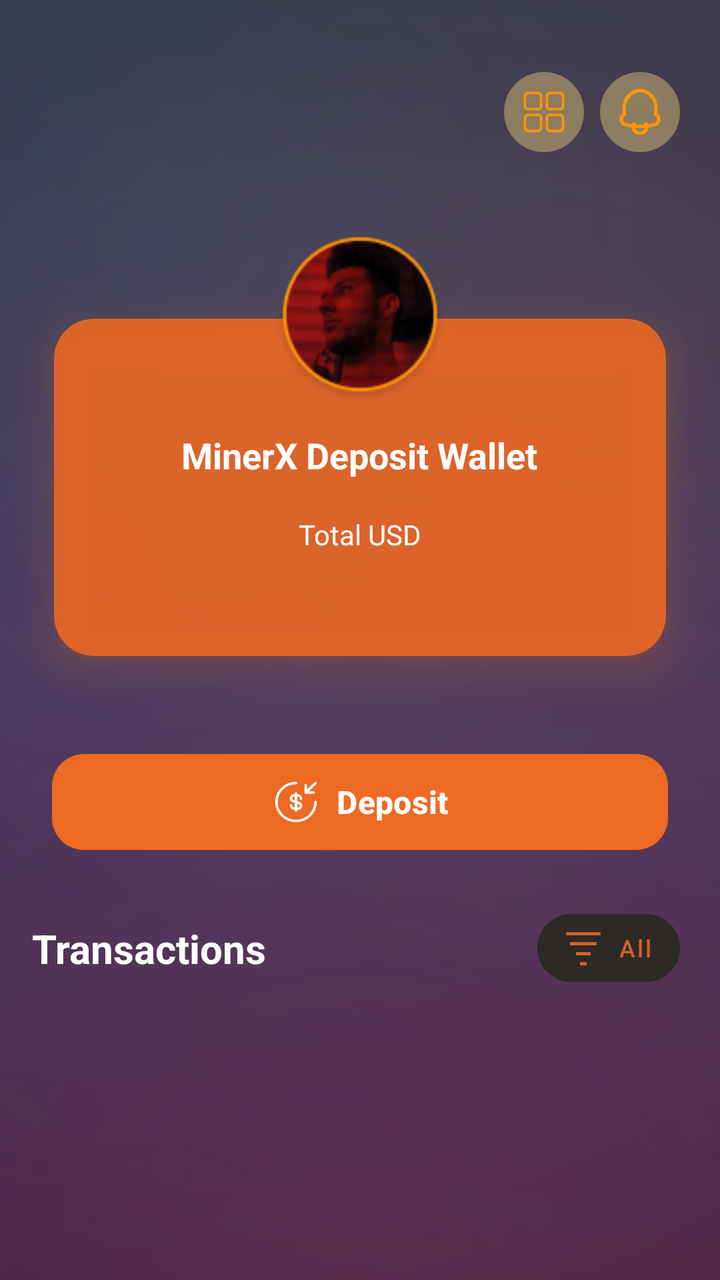
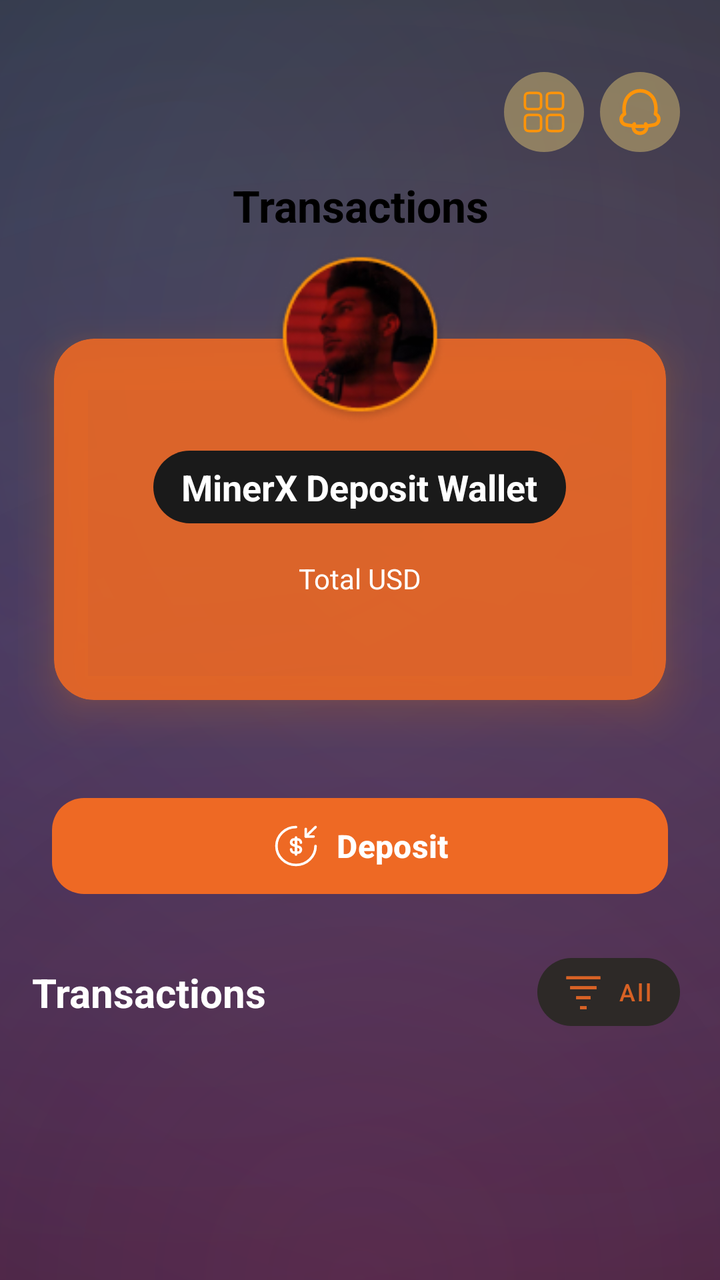

The first picture is an Android layout as it rendered before a commit; the second is the same layout after the commit. The layout source and the unified diff follow.
<!-- AndroidManifest.xml: application theme Theme.Bitbloom -->
<!-- res/layout/fragment_deposit.xml -->
<?xml version="1.0" encoding="utf-8"?>
<androidx.coordinatorlayout.widget.CoordinatorLayout xmlns:android="http://schemas.android.com/apk/res/android"
    xmlns:app="http://schemas.android.com/apk/res-auto"
    xmlns:tools="http://schemas.android.com/tools"
    android:id="@+id/root"
    android:layout_width="match_parent"
    android:layout_height="match_parent"
    android:background="@drawable/bg_mxg_deposit_gradient">

    <androidx.core.widget.NestedScrollView
        android:id="@+id/scrollContainer"
        android:layout_width="match_parent"
        android:layout_height="match_parent"
        android:fillViewport="true"
        android:scrollbars="none">

        <androidx.constraintlayout.widget.ConstraintLayout
            android:layout_width="match_parent"
            android:layout_height="wrap_content"
            android:paddingTop="24dp"
            android:paddingBottom="24dp">

            
            <androidx.constraintlayout.widget.Guideline
                android:id="@+id/gStart"
                android:layout_width="wrap_content"
                android:layout_height="wrap_content"
                android:orientation="vertical"
                app:layout_constraintGuide_begin="8dp" />

            <androidx.constraintlayout.widget.Guideline
                android:id="@+id/gEnd"
                android:layout_width="wrap_content"
                android:layout_height="wrap_content"
                android:orientation="vertical"
                app:layout_constraintGuide_end="8dp" />

            
            <androidx.constraintlayout.widget.ConstraintLayout
                android:id="@+id/topbar"
                android:layout_width="0dp"
                android:layout_height="64dp"
                android:paddingStart="8dp"
                android:paddingEnd="12dp"
                app:layout_constraintEnd_toEndOf="@id/gEnd"
                app:layout_constraintStart_toStartOf="@id/gStart"
                app:layout_constraintTop_toTopOf="parent">

                <LinearLayout
                    android:id="@+id/actionsRight"
                    android:layout_width="wrap_content"
                    android:layout_height="wrap_content"
                    android:orientation="horizontal"
                    app:layout_constraintBottom_toBottomOf="parent"
                    app:layout_constraintEnd_toEndOf="parent"
                    app:layout_constraintTop_toTopOf="parent">

                    <ImageView
                        android:id="@+id/menu"
                        android:layout_width="40dp"
                        android:layout_height="40dp"
                        android:background="@drawable/ic_window"
                        android:contentDescription="@string/open_menu"
                        android:padding="8dp" />

                    <ImageView
                        android:id="@+id/notification_ic"
                        android:layout_width="40dp"
                        android:layout_height="40dp"
                        android:layout_marginStart="8dp"
                        android:background="@drawable/ic_bell"
                        android:contentDescription="@string/notifications"
                        android:padding="8dp" />
                </LinearLayout>



            </androidx.constraintlayout.widget.ConstraintLayout>

            
            <FrameLayout
                android:id="@+id/walletWrap"
                android:layout_width="0dp"
                android:layout_height="wrap_content"
                android:padding="1dp"
                app:layout_constraintEnd_toEndOf="@id/gEnd"
                app:layout_constraintStart_toStartOf="@id/gStart"
                app:layout_constraintTop_toBottomOf="@id/topbar">

                
                <include
                    android:id="@+id/walletCard"
                    layout="@layout/item_home_wallet_card" />
            </FrameLayout>

            
            <com.google.android.material.button.MaterialButton
                android:id="@+id/btnLeft"
                android:layout_width="0dp"
                android:layout_height="56dp"
                android:layout_marginHorizontal="18dp"
                android:layout_marginTop="20dp"
                android:text="@string/dialog_deposit_input_deposit"
                android:textAllCaps="false"
                android:textColor="@android:color/white"
                android:textSize="16sp"
                android:textStyle="bold"
                app:backgroundTint="@color/button_color"
                app:cornerRadius="16dp"
                app:icon="@drawable/ic_deposit"
                app:iconGravity="textStart"
                app:iconPadding="8dp"
                app:iconSize="24dp"
                app:iconTint="@color/white"
                app:layout_constraintEnd_toEndOf="@id/gEnd"
                app:layout_constraintStart_toStartOf="@id/gStart"
                app:layout_constraintTop_toBottomOf="@id/walletWrap" />

            
            <androidx.constraintlayout.widget.ConstraintLayout
                android:id="@+id/sectionHeader"
                android:layout_width="0dp"
                android:layout_height="wrap_content"
                android:layout_marginTop="22dp"
                android:paddingStart="8dp"
                android:paddingEnd="12dp"
                app:layout_constraintEnd_toEndOf="@id/gEnd"
                app:layout_constraintStart_toStartOf="@id/gStart"
                app:layout_constraintTop_toBottomOf="@id/btnLeft">

                <TextView
                    android:id="@+id/tvTransactions"
                    android:layout_width="0dp"
                    android:layout_height="wrap_content"
                    android:ellipsize="end"
                    android:maxLines="1"
                    android:text="@string/fragment_deposit_transactions"
                    android:textColor="@color/white"
                    android:textSize="20sp"
                    android:textStyle="bold"
                    app:layout_constraintBottom_toBottomOf="@id/filterAllBtn"
                    app:layout_constraintEnd_toStartOf="@id/filterAllBtn"
                    app:layout_constraintStart_toStartOf="parent"
                    app:layout_constraintTop_toTopOf="parent" />

                <com.google.android.material.button.MaterialButton
                    android:id="@+id/filterAllBtn"
                    style="@style/Widget.MaterialComponents.Button.OutlinedButton"
                    android:layout_width="wrap_content"
                    android:layout_height="46dp"
                    android:minWidth="0dp"
                    android:paddingStart="14dp"
                    android:paddingEnd="14dp"
                    android:text="@string/fragment_deposit_all"
                    android:textAllCaps="false"
                    android:textColor="@color/orange"
                    android:textSize="12sp"
                    app:backgroundTint="#2D2927"
                    app:cornerRadius="18dp"
                    app:icon="@drawable/ic_filter_list"
                    app:iconGravity="textStart"
                    app:iconPadding="8dp"
                    app:iconTint="@color/orange"
                    app:layout_constraintBottom_toBottomOf="parent"
                    app:layout_constraintEnd_toEndOf="parent"
                    app:layout_constraintTop_toTopOf="parent"
                    app:strokeColor="@color/orange"
                    app:strokeWidth="0dp" />
            </androidx.constraintlayout.widget.ConstraintLayout>

            
            <FrameLayout
                android:id="@+id/transactionListContainer"
                android:layout_width="0dp"
                android:layout_height="0dp"
                app:layout_constraintBottom_toBottomOf="parent"
                app:layout_constraintEnd_toEndOf="@id/gEnd"
                app:layout_constraintStart_toStartOf="@id/gStart"
                app:layout_constraintTop_toBottomOf="@id/sectionHeader">

                <androidx.recyclerview.widget.RecyclerView
                    android:id="@+id/transactionRecycler"
                    android:layout_width="match_parent"
                    android:layout_height="match_parent"
                    android:clipToPadding="false"
                    android:paddingBottom="80dp"
                    app:layoutManager="androidx.recyclerview.widget.LinearLayoutManager"
                    tools:listitem="@layout/item_transaction" />

                
                <com.facebook.shimmer.ShimmerFrameLayout
                    android:id="@+id/shimmerTransactions"
                    android:layout_width="match_parent"
                    android:layout_height="match_parent"
                    android:paddingTop="8dp"
                    android:paddingBottom="80dp"
                    android:visibility="gone"
                    app:shimmer_auto_start="false"
                    app:shimmer_base_alpha="0.9"
                    app:shimmer_duration="1100"
                    app:shimmer_highlight_alpha="0.6"
                    app:shimmer_intensity="0.35">

                    <LinearLayout
                        android:id="@+id/skeletonTxnList"
                        android:layout_width="match_parent"
                        android:layout_height="wrap_content"
                        android:divider="@drawable/divider_rank_list_gap"
                        android:orientation="vertical"
                        android:showDividers="middle" />

                </com.facebook.shimmer.ShimmerFrameLayout>
            </FrameLayout>
        </androidx.constraintlayout.widget.ConstraintLayout>
    </androidx.core.widget.NestedScrollView>
</androidx.coordinatorlayout.widget.CoordinatorLayout>
<!-- res/layout/item_home_wallet_card.xml (included above) -->
<?xml version="1.0" encoding="utf-8"?>
<androidx.constraintlayout.widget.ConstraintLayout
    xmlns:android="http://schemas.android.com/apk/res/android"
    xmlns:app="http://schemas.android.com/apk/res-auto"
    android:layout_width="match_parent"
    android:layout_height="wrap_content"
    android:clipChildren="false"
    android:clipToPadding="false">

    
    <ImageView
        android:id="@+id/profileImage"
        android:layout_width="92dp"
        android:layout_height="92dp"
        android:elevation="24dp"
        android:padding="2dp"
        android:scaleType="centerCrop"
        android:src="@drawable/person"
        android:translationY="24dp"
        android:translationZ="24dp"
        app:layout_constraintEnd_toEndOf="parent"
        app:layout_constraintStart_toStartOf="parent"
        app:layout_constraintTop_toTopOf="parent" />

    
    <com.google.android.material.card.MaterialCardView
        android:id="@+id/walletCardSurface"
        android:layout_width="0dp"
        android:layout_height="wrap_content"
        android:layout_marginTop="-46dp"
        android:outlineAmbientShadowColor="#FF7B00"
        android:outlineSpotShadowColor="#FF7B00"
        app:cardBackgroundColor="@color/orange"
        app:cardCornerRadius="20dp"
        app:cardElevation="12dp"
        app:cardUseCompatPadding="true"
        app:layout_constraintEnd_toEndOf="parent"
        app:layout_constraintStart_toStartOf="parent"
        app:layout_constraintTop_toBottomOf="@id/profileImage"
        app:strokeColor="@android:color/transparent"
        app:strokeWidth="0dp">

        <LinearLayout
            android:layout_width="match_parent"
            android:layout_height="wrap_content"
            android:orientation="vertical"
            android:paddingStart="18dp"
            android:paddingTop="56dp"
            android:paddingEnd="18dp"
            android:paddingBottom="18dp">

            <TextView
                android:id="@+id/tvAccount"
                android:layout_width="wrap_content"
                android:layout_height="wrap_content"
                android:layout_gravity="center"
                android:text="@string/item_home_wallet_card_minerx_deposit_wallet"
                android:textColor="@color/white"
                android:textSize="18sp"
                android:textStyle="bold" />

            <TextView
                android:id="@+id/tvTotalUSD"
                android:layout_width="wrap_content"
                android:layout_height="wrap_content"
                android:layout_gravity="center"
                android:layout_marginTop="18dp"
                android:text="@string/item_home_wallet_card_total_usd"
                android:textColor="@color/white"
                android:textSize="14sp" />

            <TextView
                android:id="@+id/earningsAmount"
                android:layout_width="wrap_content"
                android:layout_height="wrap_content"
                android:layout_gravity="center"
                android:layout_marginTop="4dp"
                android:text=""
                android:textColor="@color/white"
                android:textSize="22sp"
                android:textStyle="bold" />
        </LinearLayout>
    </com.google.android.material.card.MaterialCardView>

</androidx.constraintlayout.widget.ConstraintLayout>
<!-- res/layout/item_transaction.xml (included above) -->
<?xml version="1.0" encoding="utf-8"?>
<RelativeLayout xmlns:android="http://schemas.android.com/apk/res/android"
    xmlns:app="http://schemas.android.com/apk/res-auto"
    android:id="@+id/cardRoot"
    android:layout_width="match_parent"
    android:layout_height="wrap_content">

    <com.google.android.material.card.MaterialCardView
        android:id="@+id/cardSurface"
        android:layout_width="match_parent"
        android:layout_height="wrap_content"
        android:foreground="?attr/selectableItemBackground"
        android:outlineAmbientShadowColor="#FF7B00"
        android:outlineSpotShadowColor="#FF7B00"
        app:cardBackgroundColor="@color/main_card_color"
        app:cardCornerRadius="20dp"
        app:cardElevation="12dp"
        app:cardUseCompatPadding="true"
        app:strokeColor="@android:color/transparent"
        app:strokeWidth="0dp">

        <androidx.constraintlayout.widget.ConstraintLayout
            android:layout_width="match_parent"
            android:layout_height="wrap_content"
            android:minHeight="84dp"
            android:paddingHorizontal="12dp"
            android:paddingVertical="16dp">

            
            <ImageView
                android:id="@+id/ivIcon"
                android:layout_width="44dp"
                android:layout_height="44dp"
                android:layout_marginEnd="16dp"
                android:background="@drawable/vector_bg"
                android:padding="8dp"
                android:src="@drawable/ic_withdraw2"
                app:layout_constraintStart_toStartOf="parent"
                app:layout_constraintTop_toTopOf="parent"
                app:tint="@color/orange" />

            
            <TextView
                android:id="@+id/tvAmount"
                android:layout_width="wrap_content"
                android:layout_height="wrap_content"
                android:text="@string/item_transaction_n_1000"
                android:textColor="@color/orange"
                android:textSize="16sp"
                android:textStyle="bold"
                app:layout_constraintEnd_toEndOf="parent"
                app:layout_constraintTop_toTopOf="parent" />

            
            <TextView
                android:id="@+id/tvStatus"
                android:layout_width="wrap_content"
                android:layout_height="wrap_content"
                android:text="@string/item_transaction_pending"
                android:textColor="#AAAAAA"
                android:textSize="12sp"
                app:layout_constraintEnd_toEndOf="@id/tvAmount"
                app:layout_constraintTop_toBottomOf="@id/tvAmount"
                app:layout_goneMarginTop="2dp" />

            
            <TextView
                android:id="@+id/tvType"
                android:layout_width="0dp"
                android:layout_height="wrap_content"
                android:layout_marginStart="4dp"
                android:ellipsize="end"
                android:maxLines="1"
                android:text="@string/dialog_withdraw_input_withdraw"
                android:textColor="@color/orange"
                android:textSize="14sp"
                android:textStyle="bold"
                app:layout_constraintEnd_toStartOf="@id/tvAmount"
                app:layout_constraintStart_toEndOf="@id/ivIcon"
                app:layout_constraintTop_toTopOf="@id/tvAmount"
                app:layout_goneMarginEnd="8dp" />

            
            <TextView
                android:id="@+id/tvContent"
                android:layout_width="0dp"
                android:layout_height="wrap_content"
                android:layout_marginStart="4dp"
                android:ellipsize="end"
                android:maxLines="2"
                android:text="@string/item_transaction_n_1000_has_been_withdrawn_from_your_account"
                android:textColor="@color/grey"
                android:textSize="12sp"
                app:layout_constraintEnd_toStartOf="@id/tvAmount"
                app:layout_constraintStart_toEndOf="@id/ivIcon"
                app:layout_constraintTop_toBottomOf="@id/tvType"
                app:layout_goneMarginEnd="8dp" />

            
            <TextView
                android:id="@+id/tvDate"
                android:layout_width="wrap_content"
                android:layout_height="wrap_content"
                android:layout_marginTop="4dp"
                android:text="@string/item_transaction_n_28_january_2025_12_00_am"
                android:textColor="#AAAAAA"
                android:textSize="12sp"
                app:layout_constraintBottom_toBottomOf="parent"
                app:layout_constraintStart_toStartOf="@id/tvType"
                app:layout_constraintTop_toBottomOf="@id/tvContent" />
        </androidx.constraintlayout.widget.ConstraintLayout>
    </com.google.android.material.card.MaterialCardView>
</RelativeLayout>
<!-- resources referenced by this layout -->
<resources>
  <color name="button_color">#EE6924</color>
  <color name="grey">#B4FFFFFF</color>
  <color name="main_card_color">#1A1A1A</color>
  <color name="orange">#E1EE6924</color>
  <color name="white">#FFFFFFFF</color>
  <!-- drawable divider_rank_list_gap (drawable) -->
  <?xml version="1.0" encoding="utf-8"?>
  <shape xmlns:android="http://schemas.android.com/apk/res/android">
      <size android:height="24dp"/>  
      <solid android:color="@android:color/transparent"/>
  </shape>
  <!-- drawable vector_bg (drawable) -->
  <?xml version="1.0" encoding="utf-8"?>
  <shape xmlns:android="http://schemas.android.com/apk/res/android"
      android:shape="oval">
  
      <solid android:color="@color/black" />
  
  </shape>
  <string name="dialog_deposit_input_deposit">Deposit</string>
  <string name="dialog_withdraw_input_withdraw">Withdraw</string>
  <string name="fragment_deposit_all">All</string>
  <string name="fragment_deposit_transactions">Transactions</string>
  <string name="item_home_wallet_card_minerx_deposit_wallet">MinerX Deposit Wallet</string>
  <string name="item_home_wallet_card_total_usd">Total USD</string>
  <string name="item_transaction_n_1000">$1000</string>
  <string name="item_transaction_n_1000_has_been_withdrawn_from_your_account">$1000 has been withdrawn from your account</string>
  <string name="item_transaction_n_28_january_2025_12_00_am">28 January 2025, 12:00 AM</string>
  <string name="item_transaction_pending">Pending</string>
  <string name="notifications">Notifications</string>
  <string name="open_menu">Open navigation menu</string>
  <style name="Theme.Bitbloom" parent="Base.Theme.Bitbloom">
          
          <item name="editTextStyle">@style/Widget.MXG.EditText.WhiteCursor</item>
          <item name="android:editTextStyle">@style/Widget.MXG.EditText.WhiteCursor</item>
  
          
          <item name="android:textCursorDrawable">@drawable/cursor_white</item>
      </style>
  <color name="black">#FF000000</color>
  <style name="Base.Theme.Bitbloom" parent="Theme.Material3.DayNight.NoActionBar">
          <item name="android:statusBarColor">@color/mxg_black</item>
          <item name="colorPrimary">@color/mxg_white</item>
          <item name="android:navigationBarColor">@color/mxg_black</item>
          <item name="android:datePickerDialogTheme">@style/BitbloomDatePickerTheme</item>
      </style>
  <style name="Widget.MXG.EditText.WhiteCursor" parent="Widget.AppCompat.EditText">
          <item name="android:textCursorDrawable">@drawable/cursor_white</item>
      </style>
  <!-- drawable cursor_white (drawable) -->
  <?xml version="1.0" encoding="utf-8"?>
  <shape xmlns:android="http://schemas.android.com/apk/res/android">
      <size android:width="2dp"/>
      <solid android:color="@android:color/white"/>
      <corners android:radius="1dp"/>
  </shape>
  <color name="mxg_black">#000000</color>
  <color name="mxg_white">#FFFFFF</color>
  <color name="status_bar_color">#EE6924</color>
  <color name="light_status_bar_color">#EE6924</color>
  <!-- unchanged entries left out for length: 8 -->
</resources>

<!-- the commit's change to res/layout/fragment_deposit.xml (unified diff, before → after) -->
@@ -76,6 +76,20 @@
 
 
             </androidx.constraintlayout.widget.ConstraintLayout>
+            
+            <TextView
+                android:id="@+id/title"
+                android:layout_width="0dp"
+                android:layout_height="wrap_content"
+
+                android:gravity="center"
+                android:text="@string/fragment_deposit_transactions"
+                android:textColor="@color/titleBlack"
+                android:textSize="22sp"
+                android:textStyle="bold"
+                app:layout_constraintEnd_toEndOf="@id/gEnd"
+                app:layout_constraintStart_toStartOf="@id/gStart"
+                app:layout_constraintTop_toBottomOf="@id/topbar" />
 
             
             <FrameLayout
@@ -83,6 +97,7 @@
                 android:layout_width="0dp"
                 android:layout_height="wrap_content"
                 android:padding="1dp"
+                android:layout_marginTop="10dp"
                 app:layout_constraintEnd_toEndOf="@id/gEnd"
                 app:layout_constraintStart_toStartOf="@id/gStart"
                 app:layout_constraintTop_toBottomOf="@id/topbar">
@@ -274,6 +289,7 @@
                 android:text="@string/item_home_wallet_card_minerx_deposit_wallet"
                 android:textColor="@color/white"
                 android:textSize="18sp"
+                android:background="@drawable/bg_pill_black"
                 android:textStyle="bold" />
 
             <TextView
<!-- resource entries referenced after the edit -->
@@ -4,7 +4,20 @@
   <color name="grey">#B4FFFFFF</color>
   <color name="main_card_color">#1A1A1A</color>
   <color name="orange">#E1EE6924</color>
+  <color name="titleBlack">#000000</color>
   <color name="white">#FFFFFFFF</color>
+  <!-- drawable bg_pill_black (drawable) -->
+  <?xml version="1.0" encoding="utf-8"?>
+  <shape xmlns:android="http://schemas.android.com/apk/res/android" android:shape="rectangle">
+      <solid android:color="@color/main_card_color" />
+      <corners android:radius="999dp" />
+      
+      <padding
+          android:left="14dp"
+          android:top="6dp"
+          android:right="14dp"
+          android:bottom="6dp" />
+  </shape>
   <!-- drawable divider_rank_list_gap (drawable) -->
   <?xml version="1.0" encoding="utf-8"?>
   <shape xmlns:android="http://schemas.android.com/apk/res/android">
